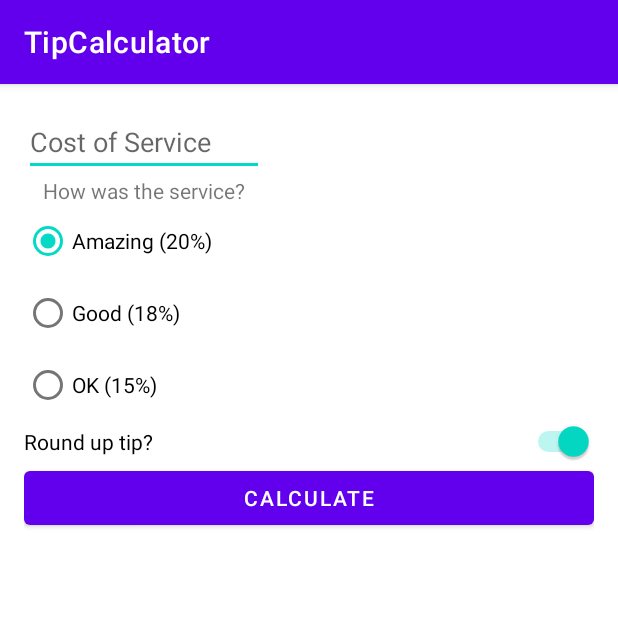
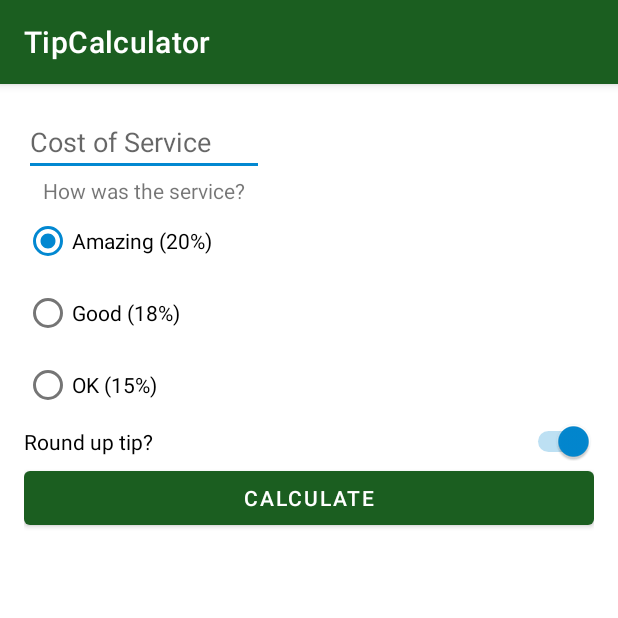
Before and after one commit to simoniddd/TipCalculator, an Android app: the screen it shows after launch (MainActivity), on a phone screen of 412 x 824 dp, the top half of it. Run offline under Robolectric (Android 15) with nearby library versions, the phone set to English and light mode, and no system bars.

Commit message:
upd: changed colors of application's theme (added dark theme)

```diff
--- a/app/src/main/res/values-night/themes.xml
+++ b/app/src/main/res/values-night/themes.xml
@@ -2,15 +2,18 @@
     <!-- Base application theme. -->
     <style name="Theme.TipCalculator" parent="Theme.MaterialComponents.DayNight.DarkActionBar">
         <!-- Primary brand color. -->
-        <item name="colorPrimary">@color/purple_200</item>
-        <item name="colorPrimaryVariant">@color/purple_700</item>
+        <item name="colorPrimary">@color/green_light</item>
+        <item name="colorPrimaryVariant">@color/green</item>
         <item name="colorOnPrimary">@color/black</item>
+
         <!-- Secondary brand color. -->
-        <item name="colorSecondary">@color/teal_200</item>
-        <item name="colorSecondaryVariant">@color/teal_200</item>
+        <item name="colorSecondary">@color/blue_light</item>
+        <item name="colorSecondaryVariant">@color/blue_light</item>
         <item name="colorOnSecondary">@color/black</item>
+
         <!-- Status bar color. -->
         <item name="android:statusBarColor" tools:targetApi="l">?attr/colorPrimaryVariant</item>
+
         <!-- Customize your theme here. -->
     </style>
 </resources>
--- a/app/src/main/res/values/colors.xml
+++ b/app/src/main/res/values/colors.xml
@@ -7,4 +7,11 @@
     <color name="teal_700">#FF018786</color>
     <color name="black">#FF000000</color>
     <color name="white">#FFFFFFFF</color>
+
+    <color name="green">#1B5E20</color>
+    <color name="green_dark">#003300</color>
+    <color name="green_light">#A5D6A7</color>
+    <color name="blue">#0288D1</color>
+    <color name="blue_dark">#005B9F</color>
+    <color name="blue_light">#81D4FA</color>
 </resources>
--- a/app/src/main/res/values/themes.xml
+++ b/app/src/main/res/values/themes.xml
@@ -2,12 +2,12 @@
     <!-- Base application theme. -->
     <style name="Theme.TipCalculator" parent="Theme.MaterialComponents.DayNight.DarkActionBar">
         <!-- Primary brand color. -->
-        <item name="colorPrimary">@color/purple_500</item>
-        <item name="colorPrimaryVariant">@color/purple_700</item>
+        <item name="colorPrimary">@color/green</item>
+        <item name="colorPrimaryVariant">@color/green_dark</item>
         <item name="colorOnPrimary">@color/white</item>
         <!-- Secondary brand color. -->
-        <item name="colorSecondary">@color/teal_200</item>
-        <item name="colorSecondaryVariant">@color/teal_700</item>
+        <item name="colorSecondary">@color/blue</item>
+        <item name="colorSecondaryVariant">@color/blue_dark</item>
         <item name="colorOnSecondary">@color/black</item>
         <!-- Status bar color. -->
         <item name="android:statusBarColor" tools:targetApi="l">?attr/colorPrimaryVariant</item>
```
